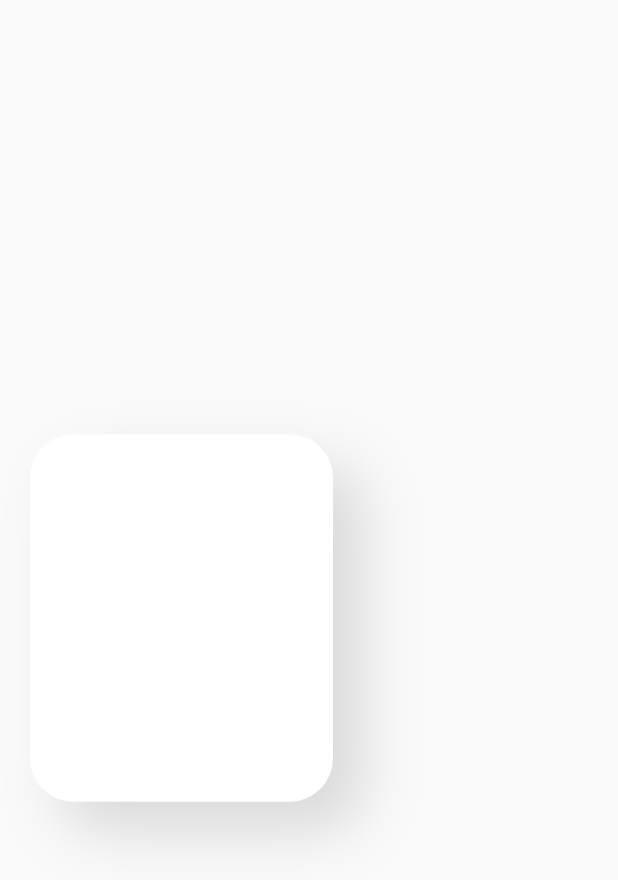
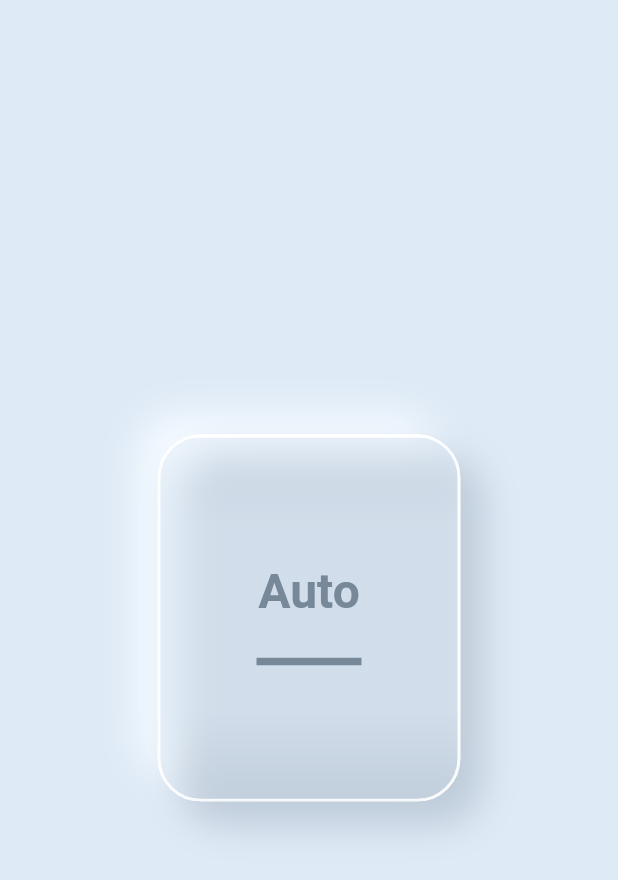
Before and after one commit to yakothari25/instagram_post, a Flutter app: the screen it shows after launch, on a phone screen of 412 x 824 dp. Shown: the top 880 px of the screen. Run offline on Flutter 3.47's test engine with Material 2 defaults, Android fonts, the phone set to English and light mode, and no system bars.

Commit message:
nuemorphism 2nd Post

```diff
--- a/lib/main.dart
+++ b/lib/main.dart
@@ -1,5 +1,6 @@
 import 'package:flutter/material.dart';
 import 'package:instagram_posts/posts/1st/Elevated_Container.dart';
+import 'package:instagram_posts/posts/2nd/Neumorphism_button.dart';
 
 void main() {
   runApp(MyApp());
@@ -15,7 +16,7 @@ class MyApp extends StatelessWidget {
         primarySwatch: Colors.blue,
         visualDensity: VisualDensity.adaptivePlatformDensity,
       ),
-      home: ElevatedContainer()
+      home: NeumorphisomButton()
     );
   }
 }
--- /dev/null
+++ b/lib/posts/2nd/Neumorphism_button.dart
@@ -0,0 +1,21 @@
+import 'dart:ui';
+
+import 'package:flutter/material.dart';
+import 'package:instagram_posts/posts/2nd/auto_Button.dart';
+
+class NeumorphisomButton extends StatelessWidget {
+  @override
+  Widget build(BuildContext context) {
+    return Scaffold(
+      backgroundColor: Color(0xFFDEEAF6),
+      body: Center(
+        child: Column(
+          mainAxisAlignment: MainAxisAlignment.center,
+          children: <Widget>[
+            AutoButton(),
+          ],
+        ),
+      ),
+    );
+  }
+}
--- /dev/null
+++ b/lib/posts/2nd/auto_Button.dart
@@ -0,0 +1,139 @@
+import 'package:flutter/material.dart';
+
+class AutoButton extends StatefulWidget {
+  const AutoButton({
+    Key key,
+  }) : super(key: key);
+
+  @override
+  _AutoButtonState createState() => _AutoButtonState();
+}
+
+class _AutoButtonState extends State<AutoButton> {
+  bool taped = false;
+  @override
+  Widget build(BuildContext context) {
+    return GestureDetector(
+      onTap: () {
+        setState(() {
+          taped = false;
+        });
+      },
+      onTapDown: (_onTapdown) {
+        setState(() {
+          taped = true;
+        });
+      },
+      child: Container(
+        margin: EdgeInsets.all(20),
+        height: 245,
+        width: 202,
+        decoration: taped
+            ? BoxDecoration(
+                color: Color(0xFFDEEAF6),
+                borderRadius: BorderRadius.circular(29),
+                border: Border.all(
+                    width: 2,
+                    style: BorderStyle.solid,
+                    color: Color(0xFFFFFFFF).withOpacity(.90)),
+                boxShadow: [
+                  BoxShadow(
+                    offset: Offset(-1, -1),
+                    blurRadius: 10,
+                    color: Color(0xFFBECBD8),
+                  ),
+                ],
+                gradient: LinearGradient(
+                  begin: Alignment.bottomCenter,
+                  end: Alignment.topCenter,
+                  colors: [
+                    Color(0xFFFFFFFF).withOpacity(0.6),
+                    Color(0xFFDEEAF6),
+                    Color(0xFFDEEAF6),
+                    Color(0xFFDEEAF6).withOpacity(0.6),
+                    Color(0xFFDEEAF6).withOpacity(0.6),
+                    Color(0xFFDEEAF6).withOpacity(0.1),
+                    Color(0xFF6687AB).withOpacity(0.6),
+                  ],
+                  stops: [
+                    0.001,
+                    0.021,
+                    0.25,
+                    0.5,
+                    0.75,
+                    0.989,
+                    0.999,
+                  ],
+                ),
+              )
+            : BoxDecoration(
+                color: Color(0xFFDEEAF6),
+                borderRadius: BorderRadius.circular(29),
+                border: Border.all(
+                    width: 2,
+                    style: BorderStyle.solid,
+                    color: Color(0xFFFFFFFF).withOpacity(.90)),
+                boxShadow: [
+                  BoxShadow(
+                    offset: Offset(-15, -15),
+                    blurRadius: 20,
+                    color: Color(0xFFF3F9FF),
+                  ),
+                  BoxShadow(
+                    offset: Offset(15, 15),
+                    blurRadius: 20,
+                    color: Color(0xFFBECBD8),
+                  ),
+                ],
+                gradient: LinearGradient(
+                  begin: Alignment.topCenter,
+                  end: Alignment.bottomCenter,
+                  colors: [
+                    Color(0xFFFFFFFF).withOpacity(0.6),
+                    Color(0xFFDEEAF6).withOpacity(0.3),
+                    Color(0xFFDEEAF6).withOpacity(0.6),
+                    Color(0xFFDEEAF6).withOpacity(0.6),
+                    Color(0xFFDEEAF6).withOpacity(0.6),
+                    Color(0xFFDEEAF6).withOpacity(0.1),
+                    Color(0xFF6687AB).withOpacity(0.6),
+                  ],
+                  stops: [
+                    0.01,
+                    0.011,
+                    0.25,
+                    0.5,
+                    0.75,
+                    0.989,
+                    0.999,
+                  ],
+                ),
+              ),
+        child: Center(
+          child: Column(
+            mainAxisAlignment: MainAxisAlignment.center,
+            children: <Widget>[
+              Text(
+                "Auto",
+                style: TextStyle(
+                  fontSize: 32,
+                  fontWeight: FontWeight.w600,
+                  color: taped ? Color(0xFF62B1F6) : Color(0xFF778899),
+                ),
+              ),
+              SizedBox(
+                height: 20,
+              ),
+              SizedBox(
+                width: 70,
+                child: Divider(
+                  thickness: 5,
+                  color: taped ? Color(0xFF62B1F6) : Color(0xFF778899),
+                ),
+              ),
+            ],
+          ),
+        ),
+      ),
+    );
+  }
+}
```
